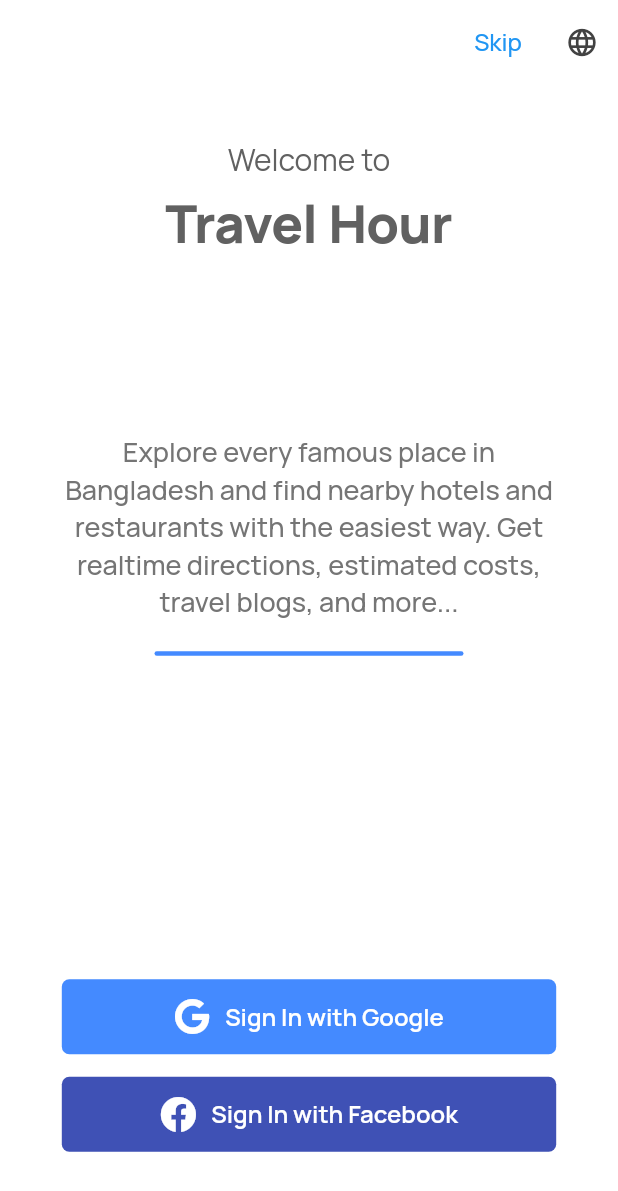
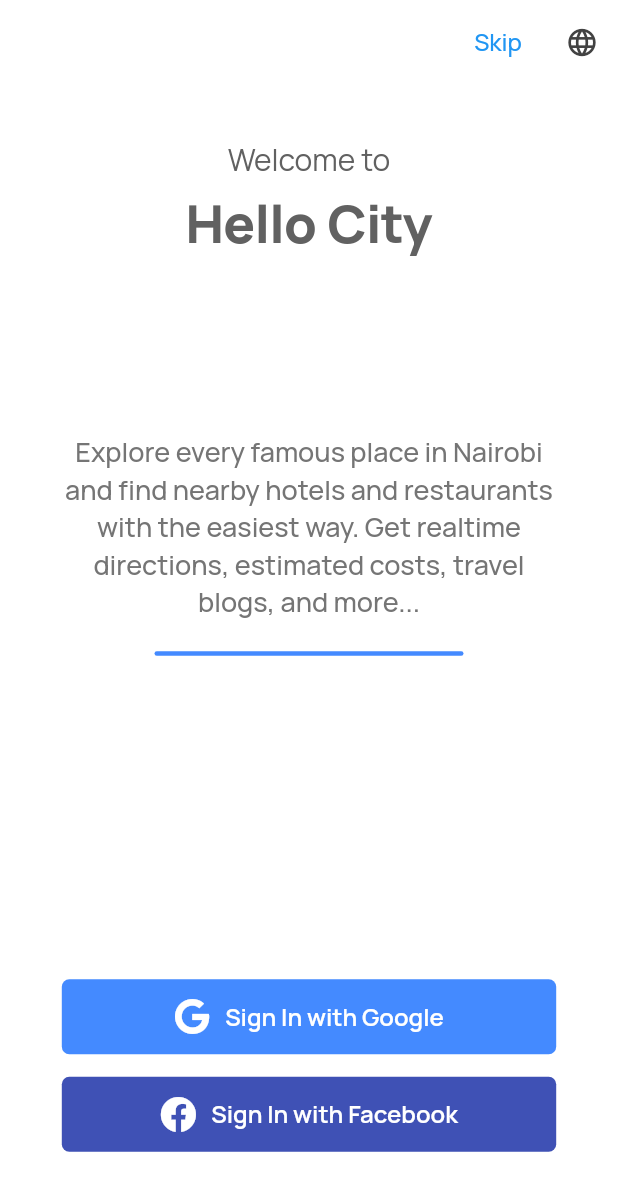
Before and after one commit to kimemia21/hello_city, a Flutter app: the screen it shows after launch, on a phone screen of 412 x 824 dp. Shown: the top 1191 px of the screen. Run offline on Flutter 3.47's test engine with Material 3 defaults, Android fonts, the phone set to English and light mode, and no system bars; our stand-ins replace animated_bottom_navigation_bar, another_carousel_pro, cached_network_image, cloud_firestore, dots_indicator, easy_localization and 21 more; missing offline and left inert: app_settings, flutter_facebook_auth, flutter_polyline_points, flutter_web_browser, geo, launch_review and 1 more; accounts and stored records are empty.

```diff
--- a/assets/translations/en.json
+++ b/assets/translations/en.json
@@ -1,6 +1,7 @@
 {
 
-    "welcome message" : "Explore every famous place in Bangladesh and find nearby hotels and restaurants with the easiest way. Get realtime directions, estimated costs, travel blogs, and more...",
+
+    "welcome message" : "Explore every famous place in Nairobi and find nearby hotels and restaurants with the easiest way. Get realtime directions, estimated costs, travel blogs, and more...",
     "welcome to" : "Welcome to",
 
     "intro-title1" : "No Matter Where You Are",
@@ -11,7 +12,7 @@
     "intro-description3" : "Get directions, costs, and other travel-related stuff in one place...",
     "get started" : "Get Started",
 
-    "explore country" : "Explore Bangladesh",
+    "explore country" : "Explore Nairobi",
     "search places" : "Search Places",
     "popular places" : "Popular Places",
     "special state-1 places" : "Places in Sylhet",
--- a/assets/translations/es.json
+++ b/assets/translations/es.json
@@ -1,6 +1,6 @@
 {
 
-    "welcome message" : "Explore todos los lugares famosos del hermoso país de Bangladesh y encuentre hoteles y restaurantes cercanos de la manera más fácil.",
+    "welcome message" : "Explore todos los lugares famosos del hermoso país de Nairobi y encuentre hoteles y restaurantes cercanos de la manera más fácil.",
     "welcome to" : "Welcome to",
 
     "intro-title1" : "No importa dónde estés",
@@ -11,7 +11,7 @@
     "intro-description3" : "Obtenga direcciones, costos y otras cosas relacionadas con viajes en un solo lugar ...",
     "get started" : "Empezar",
 
-    "explore country" : "Explore Bangladesh",
+    "explore country" : "Explore Nairobi",
     "search places" : "Buscar lugares",
     "popular places" : "Lugares populares",
     "special state-1 places" : "Lugares en Sylhet",
--- /dev/null
+++ b/devtools_options.yaml
@@ -0,0 +1 @@
+extensions:
--- a/lib/config/config.dart
+++ b/lib/config/config.dart
@@ -3,11 +3,11 @@ import 'package:google_maps_flutter/google_maps_flutter.dart';
 
 class Config {
 
-  final String appName = 'Travel Hour';
+  final String appName = 'Hello City';
   final String mapAPIKey = 'AIzaSyClsHb5kKW*************';
-  final String countryName = 'Bangladesh';
+  final String countryName = 'Nairobi';
   final String splashIcon = 'assets/images/splash.png';
-  final String supportEmail = 'YOUR_EMAIL';
+  final String supportEmail = 'bobbymbogo71@gmail.com';
   final String privacyPolicyUrl = 'https://www.mrb-lab.com/privacy-policy-of-travel-hour';
   final String iOSAppId = '000000';
 
--- a/lib/pages/home.dart
+++ b/lib/pages/home.dart
@@ -37,7 +37,7 @@ class _HomePageState extends State<HomePage> {
   void onTabTapped(int index) {
     setState(() => _currentIndex = index);
     _pageController.animateToPage(index,
-        curve: Curves.easeIn, duration: Duration(milliseconds: 300));
+        curve: Curves.decelerate, duration: Duration(milliseconds: 500));
   }
 
   // Future configureAds ()async{
@@ -107,13 +107,13 @@ class _HomePageState extends State<HomePage> {
             activeIndex: _currentIndex,
             inactiveColor: Colors.grey[500],
             splashColor: Theme.of(context).primaryColor,
-            //blurEffect: true,
+            // blurEffect: true,
             iconSize: 22,
             onTap: (index) => onTabTapped(index),
           ),
           body: PageView(
             controller: _pageController,
-            physics: NeverScrollableScrollPhysics(),
+            physics:NeverScrollableScrollPhysics(),
             children: <Widget>[
               Explore(),
               StatesPage(),
--- a/lib/pages/sign_in.dart
+++ b/lib/pages/sign_in.dart
@@ -275,7 +275,7 @@ class _SignInPageState extends State<SignInPage> {
                     width: MediaQuery.of(context).size.width * 0.80,
                     child: TextButton(
                         onPressed: () =>
-
+                        // Changed this line
                         Authentication.signInWithGoogle(context: context),
                         style: ButtonStyle(
                           backgroundColor: MaterialStateProperty.resolveWith((states) => Colors.blueAccent),
```
Also changed, not shown: lib/main.dart (+8 -11 lines), firebase.json, lib/firebase_options.dart.
